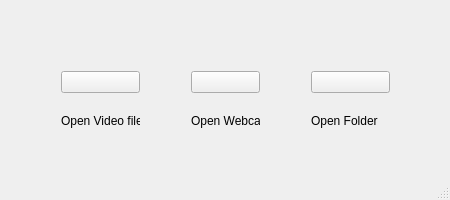
Above: mainwindow.ui from robertocarvajal/uWho before the change. Below: the same form after it.
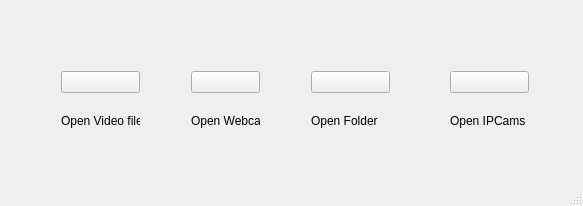
That is the form after the change. Icons and pictures are not drawn.

Diff of the .ui file:
```diff
--- a/mainwindow.ui
+++ b/mainwindow.ui
@@ -6,8 +6,8 @@
    <rect>
     <x>0</x>
     <y>0</y>
-    <width>450</width>
-    <height>200</height>
+    <width>583</width>
+    <height>206</height>
    </rect>
   </property>
   <property name="windowTitle">
@@ -128,6 +128,42 @@
      </item>
     </layout>
    </widget>
+   <widget class="QWidget" name="">
+    <property name="geometry">
+     <rect>
+      <x>439</x>
+      <y>60</y>
+      <width>101</width>
+      <height>93</height>
+     </rect>
+    </property>
+    <layout class="QVBoxLayout" name="verticalLayout_4">
+     <item>
+      <widget class="QPushButton" name="ipButton">
+       <property name="text">
+        <string/>
+       </property>
+       <property name="icon">
+        <iconset>
+         <normaloff>internet-cloud-icon.jpg</normaloff>internet-cloud-icon.jpg</iconset>
+       </property>
+       <property name="iconSize">
+        <size>
+         <width>64</width>
+         <height>64</height>
+        </size>
+       </property>
+      </widget>
+     </item>
+     <item>
+      <widget class="QLabel" name="label_4">
+       <property name="text">
+        <string>Open IPCams</string>
+       </property>
+      </widget>
+     </item>
+    </layout>
+   </widget>
   </widget>
   <widget class="QMenuBar" name="menuBar">
    <property name="geometry">
```
Left out of the diff: 2 changed lines with no effect on the pictures.
